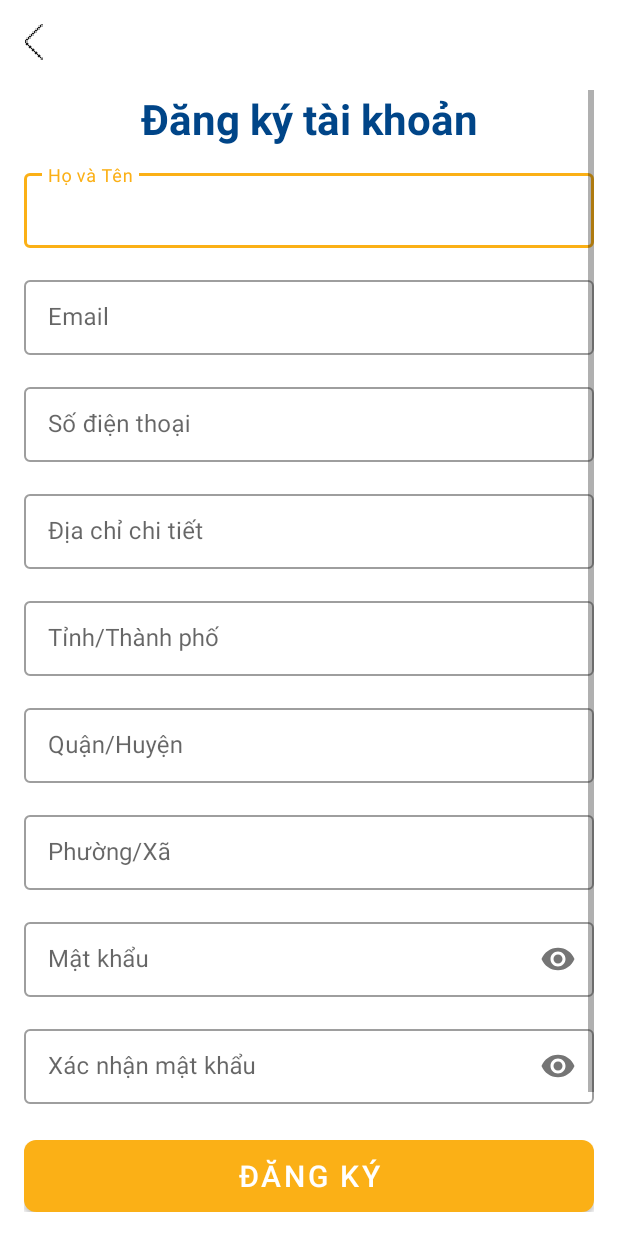
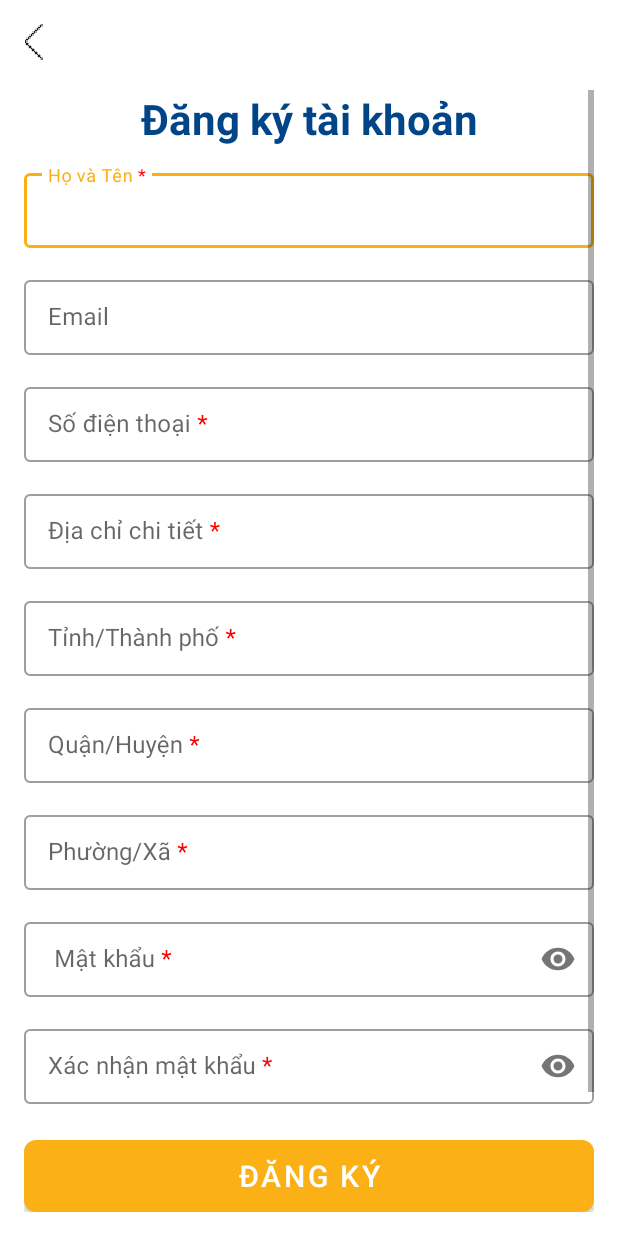
Before and after one commit to duong-dinh-duong/MyVietNamPost, an Android app: the registerActivity screen opened directly, with no data from a screen before it, on a phone screen of 412 x 824 dp. Run offline under Robolectric (Android 15) with nearby library versions, the phone set to English and light mode, and no system bars; our stand-ins replace Firebase (no records; nobody signed in at launch, a user with empty details on screens opened directly).

Commit message:
Revised registration interface

```diff
--- a/app/src/main/res/layout/activity_register.xml
+++ b/app/src/main/res/layout/activity_register.xml
@@ -49,7 +49,7 @@
                     android:layout_width="match_parent"
                     android:layout_height="50dp"
                     android:layout_marginBottom="16dp"
-                    android:hint="Họ và Tên"
+                    android:hint="@string/HT"
                     android:maxLength="100"
                     android:inputType="text"
                     android:imeOptions="actionNext"
@@ -74,21 +74,26 @@
                     />
             </com.google.android.material.textfield.TextInputLayout>
             <!-- số điện thoại-->
+
+
                 <com.google.android.material.textfield.TextInputLayout
                     android:layout_width="match_parent"
                     android:layout_height="wrap_content"
+                    android:orientation="horizontal"
                     style="@style/Widget.MaterialComponents.TextInputLayout.OutlinedBox">
+
                     <com.google.android.material.textfield.TextInputEditText
                         android:id="@+id/etSDT"
                         android:layout_width="match_parent"
                         android:layout_height="50dp"
                         android:layout_marginBottom="16dp"
-                    android:hint="Số điện thoại"
+                        android:hint="@string/SDT"
                         android:maxLength="100"
                         android:inputType="number"
                         android:imeOptions="actionNext"
                         />
                 </com.google.android.material.textfield.TextInputLayout>
+
             <com.google.android.material.textfield.TextInputLayout
                 android:layout_width="match_parent"
                 android:layout_height="wrap_content"
@@ -98,7 +103,7 @@
                     android:layout_width="match_parent"
                     android:layout_height="50dp"
                     android:layout_marginBottom="16dp"
-                    android:hint="Địa chỉ chi tiết"
+                    android:hint="@string/DC"
                     android:maxLength="100"
                     android:inputType="text"
                     android:imeOptions="actionNext"
@@ -114,7 +119,7 @@
                     android:layout_width="match_parent"
                     android:layout_height="50dp"
                     android:layout_marginBottom="16dp"
-                    android:hint="Tỉnh/Thành phố "
+                    android:hint="@string/Tinh"
                     android:maxLength="100"
                     android:inputType="text"
                     android:imeOptions="actionNext"
@@ -129,7 +134,7 @@
                     android:layout_width="match_parent"
                     android:layout_height="50dp"
                     android:layout_marginBottom="16dp"
-                    android:hint="Quận/Huyện"
+                    android:hint="@string/Huyen"
                     android:maxLength="100"
                     android:inputType="text"
                     android:imeOptions="actionNext"
@@ -144,7 +149,7 @@
                     android:layout_width="match_parent"
                     android:layout_height="50dp"
                     android:layout_marginBottom="16dp"
-                    android:hint="Phường/Xã"
+                    android:hint="@string/Xa"
                     android:maxLength="100"
                     android:inputType="text"
                     android:imeOptions="actionNext"
@@ -162,7 +167,7 @@
                     android:layout_width="match_parent"
                     android:layout_height="50dp"
                     android:layout_marginBottom="16dp"
-                    android:hint="Mật khẩu"
+                    android:hint="@string/MK1"
                     android:maxLength="100"
                     android:imeOptions="actionNext"
                     android:inputType="textPassword" />
@@ -178,7 +183,7 @@
                     android:layout_width="match_parent"
                     android:layout_height="50dp"
                     android:layout_marginBottom="16dp"
-                    android:hint="Xác nhận mật khẩu"
+                    android:hint="@string/MK2"
                     android:maxLength="100"
                     android:imeOptions="actionDone"
                     android:inputType="textPassword" />
--- a/app/src/main/res/values/strings.xml
+++ b/app/src/main/res/values/strings.xml
@@ -1,3 +1,12 @@
 <resources>
     <string name="app_name">My VietNam Post</string>
+    <string name="HT">Họ và Tên <font color="#FF0000">*</font></string>
+    <string name="SDT">Số điện thoại <font color="#FF0000">*</font></string>
+    <string name="DC">Địa chỉ chi tiết <font color="#FF0000">*</font></string>
+    <string name="Tinh">Tỉnh/Thành phố <font color="#FF0000">*</font></string>
+    <string name="Huyen">Quận/Huyện <font color="#FF0000">*</font></string>
+    <string name="Xa">Phường/Xã <font color="#FF0000">*</font></string>
+    <string name="MK1"> Mật khẩu <font color="#FF0000">*</font></string>
+    <string name="MK2">Xác nhận mật khẩu <font color="#FF0000">*</font></string>
+
 </resources>
```
Also changed, not shown: app/src/main/AndroidManifest.xml (+6 -1 lines), app/src/main/java/com/example/myvietnampost/IntroActivity.java (added, +14 -0 lines), app/src/main/java/com/example/myvietnampost/registerActivity.java (+14 -4 lines), app/src/main/res/layout/activity_intro.xml (added, +9 -0 lines). Lines whose indentation alone changed are shown as unchanged.
